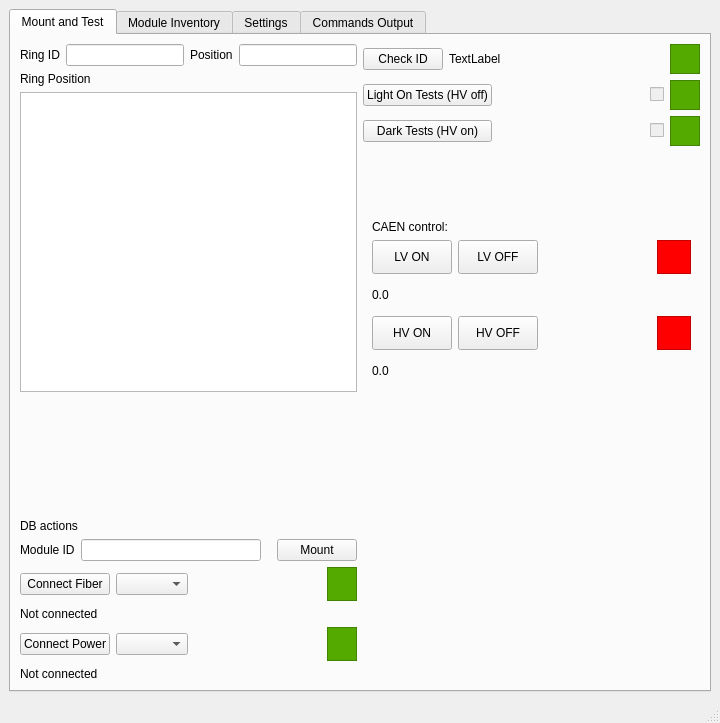
pisaoutertracker/integration_tools, file ui/integration.ui: the form before one commit.
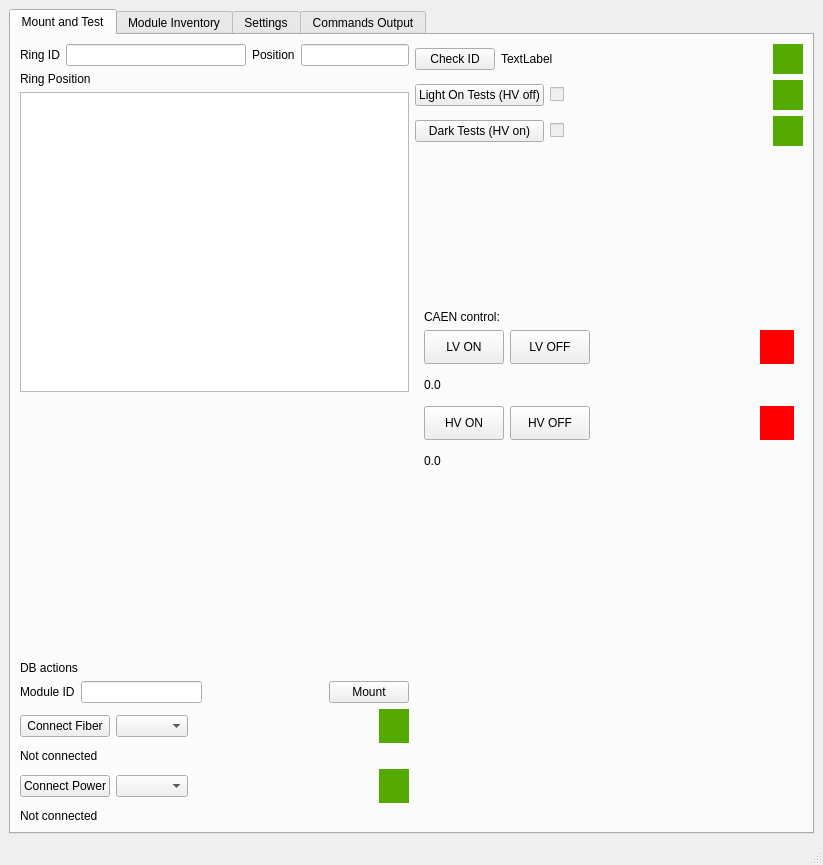
The form after the commit. The open tabs and pages were chosen to show the change.

The edit to the form file:
```diff
--- a/ui/integration.ui
+++ b/ui/integration.ui
@@ -6,8 +6,8 @@
    <rect>
     <x>0</x>
     <y>0</y>
-    <width>720</width>
-    <height>723</height>
+    <width>823</width>
+    <height>865</height>
    </rect>
   </property>
   <property name="windowTitle">
@@ -26,10 +26,6 @@
        </attribute>
        <layout class="QGridLayout" name="gridLayout_4">
         <item row="0" column="0">
-         <layout class="QHBoxLayout" name="horizontalLayout_6">
-          <item>
-           <layout class="QVBoxLayout" name="verticalLayout_3">
-            <item>
              <layout class="QVBoxLayout" name="verticalLayout">
               <item>
                <layout class="QHBoxLayout" name="horizontalLayout">
@@ -41,7 +37,20 @@
                  </widget>
                 </item>
                 <item>
-                 <widget class="QLineEdit" name="ringLE"/>
+             <widget class="QLineEdit" name="ringLE">
+              <property name="sizePolicy">
+               <sizepolicy hsizetype="Expanding" vsizetype="Preferred">
+                <horstretch>0</horstretch>
+                <verstretch>0</verstretch>
+               </sizepolicy>
+              </property>
+              <property name="minimumSize">
+               <size>
+                <width>180</width>
+                <height>0</height>
+               </size>
+              </property>
+             </widget>
                 </item>
                 <item>
                  <widget class="QLabel" name="label_2">
@@ -51,7 +60,20 @@
                  </widget>
                 </item>
                 <item>
-                 <widget class="QLineEdit" name="positionLE"/>
+             <widget class="QLineEdit" name="positionLE">
+              <property name="sizePolicy">
+               <sizepolicy hsizetype="Minimum" vsizetype="Fixed">
+                <horstretch>0</horstretch>
+                <verstretch>0</verstretch>
+               </sizepolicy>
+              </property>
+              <property name="minimumSize">
+               <size>
+                <width>45</width>
+                <height>0</height>
+               </size>
+              </property>
+             </widget>
                 </item>
                </layout>
               </item>
@@ -107,14 +129,11 @@
                 <item>
                  <spacer name="horizontalSpacer">
                   <property name="orientation">
-                   <enum>Qt::Orientation::Horizontal</enum>
-                  </property>
-                  <property name="sizeType">
-                   <enum>QSizePolicy::Policy::Minimum</enum>
+               <enum>Qt::Horizontal</enum>
                   </property>
                   <property name="sizeHint" stdset="0">
                    <size>
-                    <width>10</width>
+                <width>40</width>
                     <height>20</height>
                    </size>
                   </property>
@@ -129,52 +148,8 @@
                 </item>
                </layout>
               </item>
-             </layout>
-            </item>
             <item>
              <layout class="QGridLayout" name="gridLayout">
-              <item row="0" column="1">
-               <widget class="QComboBox" name="fiberCB"/>
-              </item>
-              <item row="3" column="0" colspan="2">
-               <widget class="QLabel" name="powerConnectionLabel">
-                <property name="text">
-                 <string>Not connected</string>
-                </property>
-               </widget>
-              </item>
-              <item row="0" column="0">
-               <widget class="QPushButton" name="connectFiberPB">
-                <property name="text">
-                 <string>Connect Fiber</string>
-                </property>
-               </widget>
-              </item>
-              <item row="2" column="3">
-               <widget class="QFrame" name="connectPowerLED">
-                <property name="sizePolicy">
-                 <sizepolicy hsizetype="Preferred" vsizetype="Fixed">
-                  <horstretch>0</horstretch>
-                  <verstretch>0</verstretch>
-                 </sizepolicy>
-                </property>
-                <property name="minimumSize">
-                 <size>
-                  <width>30</width>
-                  <height>34</height>
-                 </size>
-                </property>
-                <property name="styleSheet">
-                 <string notr="true">background-color: rgb(85, 170, 0);</string>
-                </property>
-                <property name="frameShape">
-                 <enum>QFrame::Shape::StyledPanel</enum>
-                </property>
-                <property name="frameShadow">
-                 <enum>QFrame::Shadow::Raised</enum>
-                </property>
-               </widget>
-              </item>
               <item row="2" column="1">
                <widget class="QComboBox" name="powerCB"/>
               </item>
@@ -185,28 +160,17 @@
                 </property>
                </widget>
               </item>
-              <item row="0" column="3">
-               <widget class="QFrame" name="connectFiberLED">
-                <property name="sizePolicy">
-                 <sizepolicy hsizetype="Preferred" vsizetype="Fixed">
-                  <horstretch>0</horstretch>
-                  <verstretch>0</verstretch>
-                 </sizepolicy>
-                </property>
-                <property name="minimumSize">
-                 <size>
-                  <width>30</width>
-                  <height>34</height>
-                 </size>
-                </property>
-                <property name="styleSheet">
-                 <string notr="true">background-color: rgb(85, 170, 0);</string>
-                </property>
-                <property name="frameShape">
-                 <enum>QFrame::Shape::StyledPanel</enum>
-                </property>
-                <property name="frameShadow">
-                 <enum>QFrame::Shadow::Raised</enum>
+            <item row="0" column="0">
+             <widget class="QPushButton" name="connectFiberPB">
+              <property name="text">
+               <string>Connect Fiber</string>
+              </property>
+             </widget>
+            </item>
+            <item row="3" column="0" colspan="2">
+             <widget class="QLabel" name="powerConnectionLabel">
+              <property name="text">
+               <string>Not connected</string>
                 </property>
                </widget>
               </item>
@@ -217,6 +181,53 @@
                 </property>
                </widget>
               </item>
+            <item row="2" column="3">
+             <widget class="QFrame" name="connectPowerLED">
+              <property name="sizePolicy">
+               <sizepolicy hsizetype="Preferred" vsizetype="Fixed">
+                <horstretch>0</horstretch>
+                <verstretch>0</verstretch>
+               </sizepolicy>
+              </property>
+              <property name="minimumSize">
+               <size>
+                <width>30</width>
+                <height>34</height>
+               </size>
+              </property>
+              <property name="styleSheet">
+               <string notr="true">background-color: rgb(85, 170, 0);</string>
+              </property>
+              <property name="frameShape">
+               <enum>QFrame::NoFrame</enum>
+              </property>
+             </widget>
+            </item>
+            <item row="0" column="1">
+             <widget class="QComboBox" name="fiberCB"/>
+            </item>
+            <item row="0" column="3">
+             <widget class="QFrame" name="connectFiberLED">
+              <property name="sizePolicy">
+               <sizepolicy hsizetype="Preferred" vsizetype="Fixed">
+                <horstretch>0</horstretch>
+                <verstretch>0</verstretch>
+               </sizepolicy>
+              </property>
+              <property name="minimumSize">
+               <size>
+                <width>30</width>
+                <height>34</height>
+               </size>
+              </property>
+              <property name="styleSheet">
+               <string notr="true">background-color: rgb(85, 170, 0);</string>
+              </property>
+              <property name="frameShape">
+               <enum>QFrame::NoFrame</enum>
+              </property>
+             </widget>
+            </item>
               <item row="0" column="2">
                <spacer name="horizontalSpacer_5">
                 <property name="orientation">
@@ -224,7 +235,7 @@
                 </property>
                 <property name="sizeHint" stdset="0">
                  <size>
-                  <width>10</width>
+                <width>40</width>
                   <height>20</height>
                  </size>
                 </property>
@@ -234,7 +245,7 @@
             </item>
            </layout>
           </item>
-          <item>
+        <item row="0" column="1">
            <layout class="QVBoxLayout" name="verticalLayout_5">
             <item>
              <layout class="QHBoxLayout" name="horizontalLayout_3">
@@ -253,7 +264,7 @@
                </widget>
               </item>
               <item>
-               <spacer name="horizontalSpacer_4">
+             <spacer name="horizontalSpacer_3">
                 <property name="orientation">
                  <enum>Qt::Orientation::Horizontal</enum>
                 </property>
@@ -283,10 +294,7 @@
                  <string notr="true">background-color: rgb(85, 170, 0);</string>
                 </property>
                 <property name="frameShape">
-                 <enum>QFrame::Shape::StyledPanel</enum>
-                </property>
-                <property name="frameShadow">
-                 <enum>QFrame::Shadow::Raised</enum>
+               <enum>QFrame::NoFrame</enum>
                 </property>
                </widget>
               </item>
@@ -295,32 +303,6 @@
             <item>
              <layout class="QGridLayout" name="gridLayout_2">
               <item row="0" column="1">
-               <spacer name="horizontalSpacer_2">
-                <property name="orientation">
-                 <enum>Qt::Orientation::Horizontal</enum>
-                </property>
-                <property name="sizeHint" stdset="0">
-                 <size>
-                  <width>40</width>
-                  <height>20</height>
-                 </size>
-                </property>
-               </spacer>
-              </item>
-              <item row="1" column="1">
-               <spacer name="horizontalSpacer_3">
-                <property name="orientation">
-                 <enum>Qt::Orientation::Horizontal</enum>
-                </property>
-                <property name="sizeHint" stdset="0">
-                 <size>
-                  <width>40</width>
-                  <height>20</height>
-                 </size>
-                </property>
-               </spacer>
-              </item>
-              <item row="0" column="2">
                <widget class="QCheckBox" name="hvOFFTestCB">
                 <property name="enabled">
                  <bool>false</bool>
@@ -330,6 +312,16 @@
                 </property>
                </widget>
               </item>
+            <item row="2" column="1">
+             <widget class="QCheckBox" name="hvONTestCB">
+              <property name="enabled">
+               <bool>false</bool>
+              </property>
+              <property name="text">
+               <string/>
+              </property>
+             </widget>
+            </item>
               <item row="0" column="0">
                <widget class="QPushButton" name="hvOFFTestPB">
                 <property name="text">
@@ -337,48 +329,6 @@
                 </property>
                </widget>
               </item>
-              <item row="1" column="2">
-               <widget class="QCheckBox" name="hvONTestCB">
-                <property name="enabled">
-                 <bool>false</bool>
-                </property>
-                <property name="text">
-                 <string/>
-                </property>
-               </widget>
-              </item>
-              <item row="1" column="3">
-               <widget class="QFrame" name="hvONTestLED">
-                <property name="sizePolicy">
-                 <sizepolicy hsizetype="Minimum" vsizetype="Minimum">
-                  <horstretch>0</horstretch>
-                  <verstretch>0</verstretch>
-                 </sizepolicy>
-                </property>
-                <property name="minimumSize">
-                 <size>
-                  <width>30</width>
-                  <height>30</height>
-                 </size>
-                </property>
-                <property name="styleSheet">
-                 <string notr="true">background-color: rgb(85, 170, 0);</string>
-                </property>
-                <property name="frameShape">
-                 <enum>QFrame::Shape::StyledPanel</enum>
-                </property>
-                <property name="frameShadow">
-                 <enum>QFrame::Shadow::Raised</enum>
-                </property>
-               </widget>
-              </item>
-              <item row="1" column="0">
-               <widget class="QPushButton" name="hvONTestPB">
-                <property name="text">
-                 <string>Dark Tests (HV on)</string>
-                </property>
-               </widget>
-              </item>
               <item row="0" column="3">
                <widget class="QFrame" name="hvOFFTestLED">
                 <property name="sizePolicy">
@@ -397,13 +347,65 @@
                  <string notr="true">background-color: rgb(85, 170, 0);</string>
                 </property>
                 <property name="frameShape">
-                 <enum>QFrame::Shape::StyledPanel</enum>
-                </property>
-                <property name="frameShadow">
-                 <enum>QFrame::Shadow::Raised</enum>
+               <enum>QFrame::NoFrame</enum>
+              </property>
+             </widget>
+            </item>
+            <item row="2" column="0">
+             <widget class="QPushButton" name="hvONTestPB">
+              <property name="text">
+               <string>Dark Tests (HV on)</string>
                 </property>
                </widget>
               </item>
+            <item row="2" column="3">
+             <widget class="QFrame" name="hvONTestLED">
+              <property name="sizePolicy">
+               <sizepolicy hsizetype="Minimum" vsizetype="Minimum">
+                <horstretch>0</horstretch>
+                <verstretch>0</verstretch>
+               </sizepolicy>
+              </property>
+              <property name="minimumSize">
+               <size>
+                <width>30</width>
+                <height>30</height>
+               </size>
+              </property>
+              <property name="styleSheet">
+               <string notr="true">background-color: rgb(85, 170, 0);</string>
+              </property>
+              <property name="frameShape">
+               <enum>QFrame::NoFrame</enum>
+              </property>
+             </widget>
+            </item>
+            <item row="0" column="2">
+             <spacer name="horizontalSpacer_2">
+              <property name="orientation">
+               <enum>Qt::Horizontal</enum>
+              </property>
+              <property name="sizeHint" stdset="0">
+               <size>
+                <width>40</width>
+                <height>20</height>
+               </size>
+              </property>
+             </spacer>
+            </item>
+            <item row="2" column="2">
+             <spacer name="horizontalSpacer_4">
+              <property name="orientation">
+               <enum>Qt::Horizontal</enum>
+              </property>
+              <property name="sizeHint" stdset="0">
+               <size>
+                <width>40</width>
+                <height>20</height>
+               </size>
+              </property>
+             </spacer>
+            </item>
              </layout>
             </item>
             <item>
@@ -429,7 +431,7 @@
                  <property name="sizeHint" stdset="0">
                   <size>
                    <width>20</width>
-                   <height>10</height>
+                 <height>40</height>
                   </size>
                  </property>
                 </spacer>
@@ -470,9 +472,9 @@
                   </widget>
                  </item>
                  <item>
-                  <spacer name="horizontalSpacer_7">
+                <spacer name="horizontalSpacer_6">
                    <property name="orientation">
-                    <enum>Qt::Orientation::Horizontal</enum>
+                  <enum>Qt::Horizontal</enum>
                    </property>
                    <property name="sizeHint" stdset="0">
                     <size>
@@ -494,7 +496,7 @@
                     <string>background-color: red;</string>
                    </property>
                    <property name="frameShape">
-                    <enum>QFrame::Shape::StyledPanel</enum>
+                  <enum>QFrame::NoFrame</enum>
                    </property>
                   </widget>
                  </item>
@@ -548,7 +550,7 @@
                   </widget>
                  </item>
                  <item>
-                  <spacer name="horizontalSpacer_8">
+                <spacer name="horizontalSpacer_7">
                    <property name="orientation">
                     <enum>Qt::Orientation::Horizontal</enum>
                    </property>
@@ -572,7 +574,7 @@
                     <string>background-color: red;</string>
                    </property>
                    <property name="frameShape">
-                    <enum>QFrame::Shape::StyledPanel</enum>
+                  <enum>QFrame::NoFrame</enum>
                    </property>
                   </widget>
                  </item>
@@ -619,8 +621,6 @@
            </layout>
           </item>
          </layout>
-        </item>
-       </layout>
       </widget>
       <widget class="QWidget" name="tab_2">
        <attribute name="title">
```
Left out of the diff: 33 changed lines with no effect on the pictures. Lines whose indentation alone changed are shown as unchanged.
